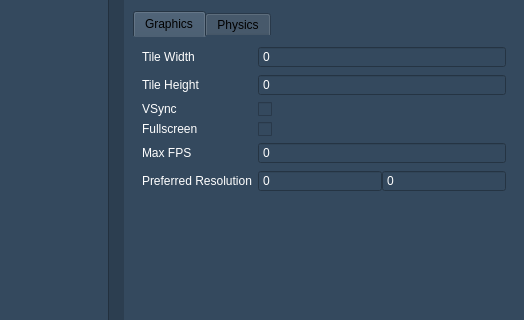
Qt form bin/ProjectEditor.ui (Tristeon/Tristeon) before a commit; both pictures show x 436 to 960 and y 137 to 457 of the 960 by 540 pixel window.
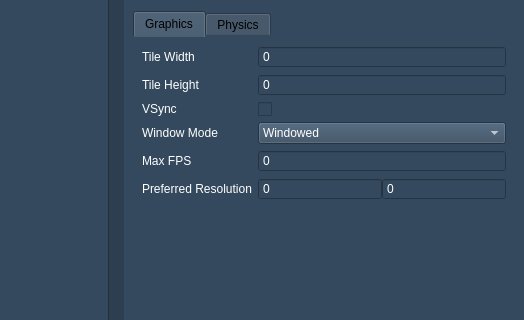
The same form after that commit. Icons and pictures are not drawn.

```diff
--- a/bin/ProjectEditor.ui
+++ b/bin/ProjectEditor.ui
@@ -845,14 +845,7 @@
                <item row="3" column="0">
                 <widget class="QLabel" name="fullscreen">
                  <property name="text">
-                  <string>Fullscreen</string>
-                 </property>
-                </widget>
-               </item>
-               <item row="3" column="1">
-                <widget class="QCheckBox" name="fullscreen_field">
-                 <property name="text">
-                  <string/>
+                  <string>Window Mode</string>
                  </property>
                 </widget>
                </item>
@@ -936,6 +929,25 @@
                  </layout>
                 </widget>
                </item>
+               <item row="3" column="1">
+                <widget class="QComboBox" name="windowmode_field">
+                 <item>
+                  <property name="text">
+                   <string>Windowed</string>
+                  </property>
+                 </item>
+                 <item>
+                  <property name="text">
+                   <string>Borderless</string>
+                  </property>
+                 </item>
+                 <item>
+                  <property name="text">
+                   <string>Fullscreen</string>
+                  </property>
+                 </item>
+                </widget>
+               </item>
               </layout>
              </widget>
             </item>
```
Left out of the diff: 4 changed lines with no effect on the pictures.
